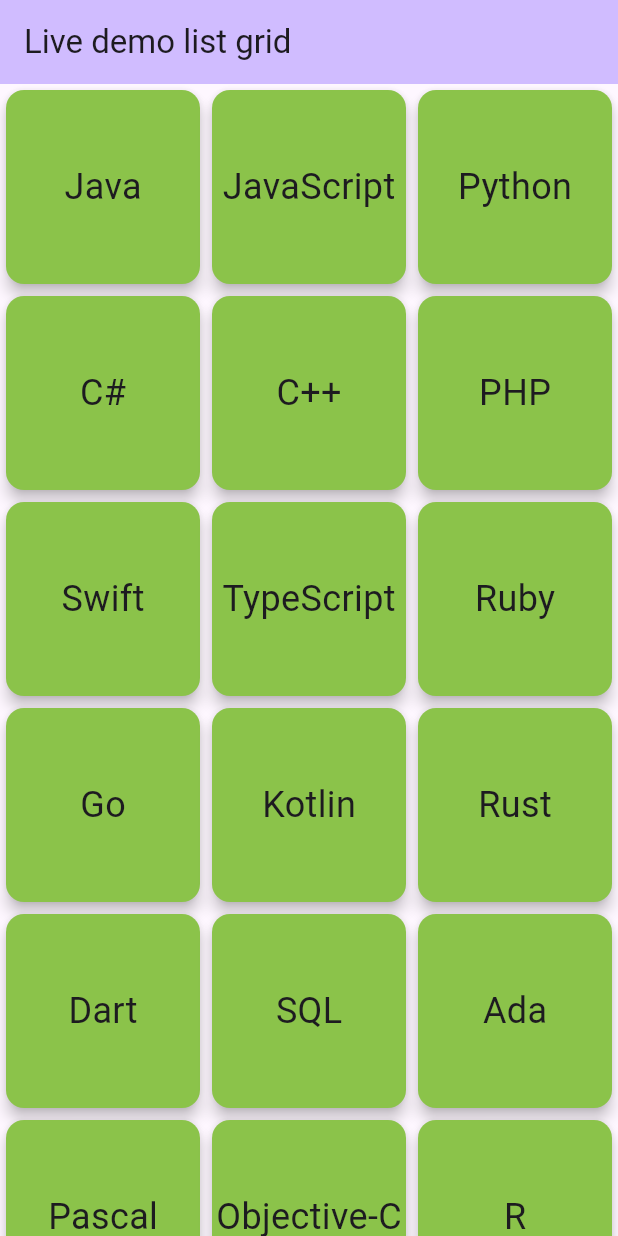
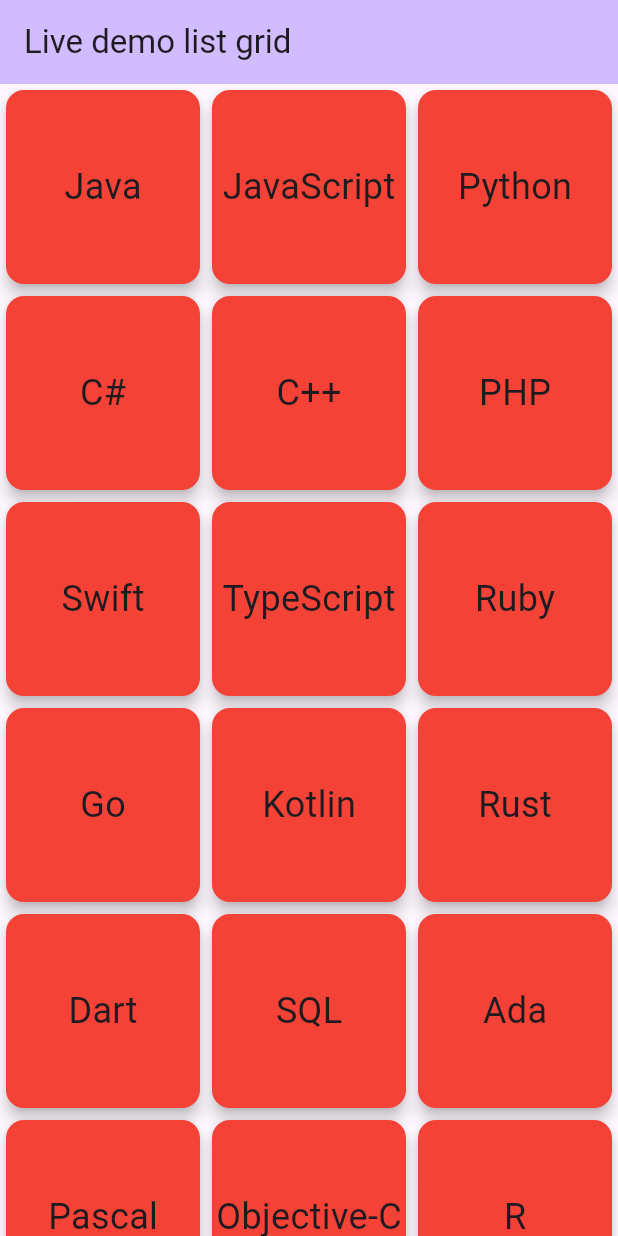
Before and after one commit to lpastyle/list_grid_live, a Flutter app: the screen it shows after launch, on a phone screen of 412 x 824 dp. Run offline on Flutter 3.47's test engine with Material 3 defaults, Android fonts, the phone set to English and light mode, and no system bars.

Commit message:
added ink well

```diff
--- a/lib/main.dart
+++ b/lib/main.dart
@@ -64,19 +64,26 @@ class HomePageState extends State<HomePage> {
 
   @override
   Widget build(BuildContext context) {
+  var height = MediaQuery.of(context).size.height;
    return Scaffold(
       appBar: AppBar(
         backgroundColor: Theme.of(context).colorScheme.inversePrimary,
         title: const Text("Live demo list grid"),
       ),
       body: GridView.builder(
-        gridDelegate: SliverGridDelegateWithFixedCrossAxisCount(crossAxisCount: 3),
-        itemBuilder: (context, index) => Card(
-          elevation: 4,
-          color: Colors.lightGreen,
-          child: Center(
-            child: Text(langages[index].name, style: TextStyle(fontSize: 24)),
-          )
+        //gridDelegate: SliverGridDelegateWithFixedCrossAxisCount(crossAxisCount: 3),
+        gridDelegate:  SliverGridDelegateWithMaxCrossAxisExtent(
+          maxCrossAxisExtent: height / 5 // determine la hauteur de la rangée en pixels
+        ),
+        itemBuilder: (context, index) => InkWell(
+          child: Card(
+            elevation: 4,
+            color: langages[index].known ?Colors.green : Colors.red,
+            child: Center(
+              child: Text(langages[index].name, style: TextStyle(fontSize: 24)),
+            )
+          ),
+          onTap: () => setState(() => langages[index].toggle()),
         ),
         itemCount: langages.length,
       )
```
